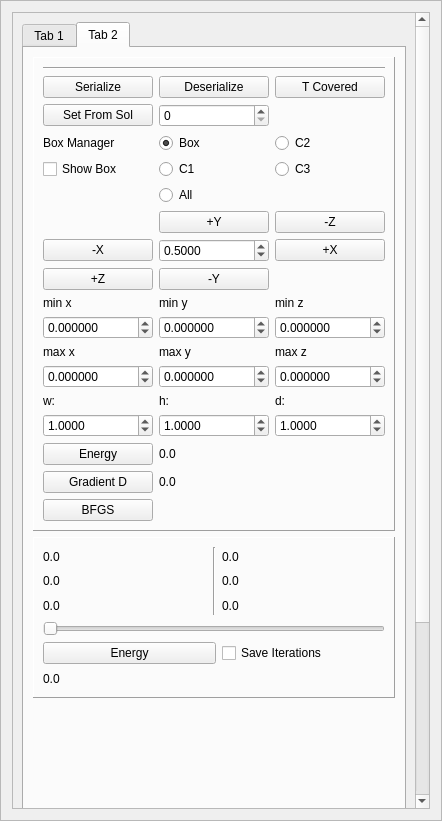
This is GUI/managers/enginemanager.ui in alemuntoni/HeightFieldDecomposition as Qt 5 draws it before an edit. The edited form follows.
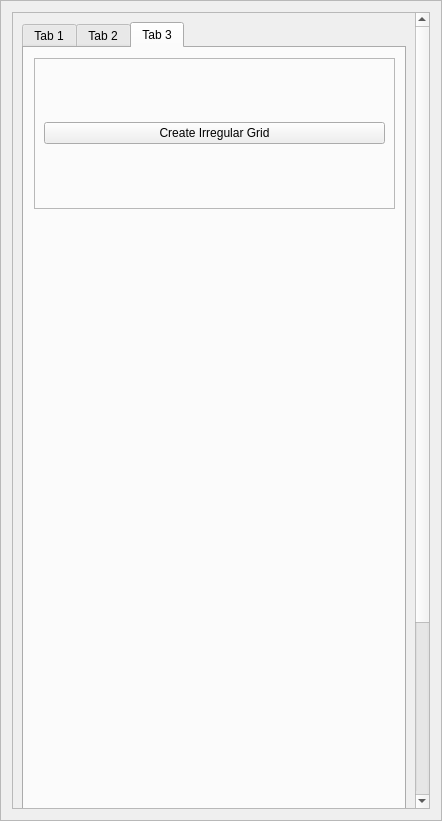
This is the edited form.

The edit to the form file:
```diff
--- a/GUI/managers/enginemanager.ui
+++ b/GUI/managers/enginemanager.ui
@@ -71,7 +71,7 @@
        <item row="0" column="0">
         <widget class="QTabWidget" name="tabWidget">
          <property name="currentIndex">
-          <number>1</number>
+          <number>2</number>
          </property>
          <widget class="QWidget" name="tab">
           <attribute name="title">
@@ -1285,6 +1285,36 @@
            </item>
           </layout>
          </widget>
+         <widget class="QWidget" name="tab_3">
+          <attribute name="title">
+           <string>Tab 3</string>
+          </attribute>
+          <widget class="QFrame" name="frame_8">
+           <property name="geometry">
+            <rect>
+             <x>10</x>
+             <y>10</y>
+             <width>361</width>
+             <height>151</height>
+            </rect>
+           </property>
+           <property name="frameShape">
+            <enum>QFrame::StyledPanel</enum>
+           </property>
+           <property name="frameShadow">
+            <enum>QFrame::Raised</enum>
+           </property>
+           <layout class="QGridLayout" name="gridLayout_9">
+            <item row="0" column="0">
+             <widget class="QPushButton" name="createIrregularGridButton">
+              <property name="text">
+               <string>Create Irregular Grid</string>
+              </property>
+             </widget>
+            </item>
+           </layout>
+          </widget>
+         </widget>
         </widget>
        </item>
       </layout>
```
